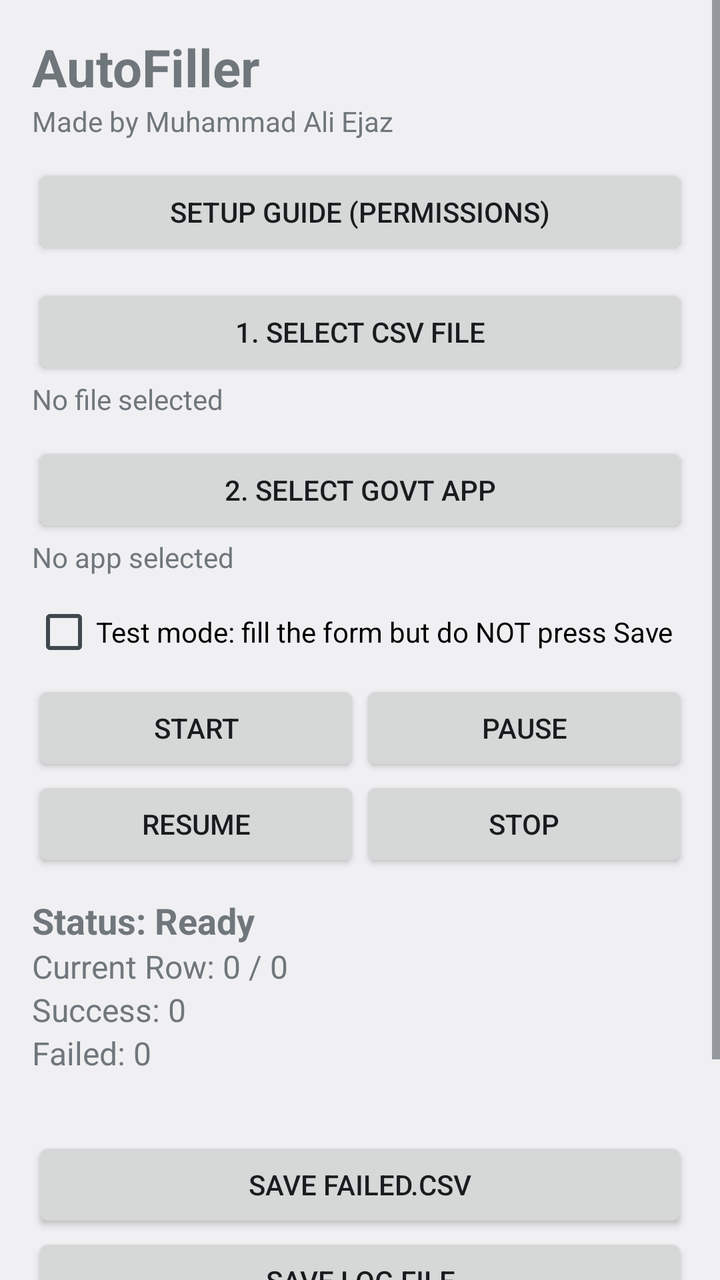
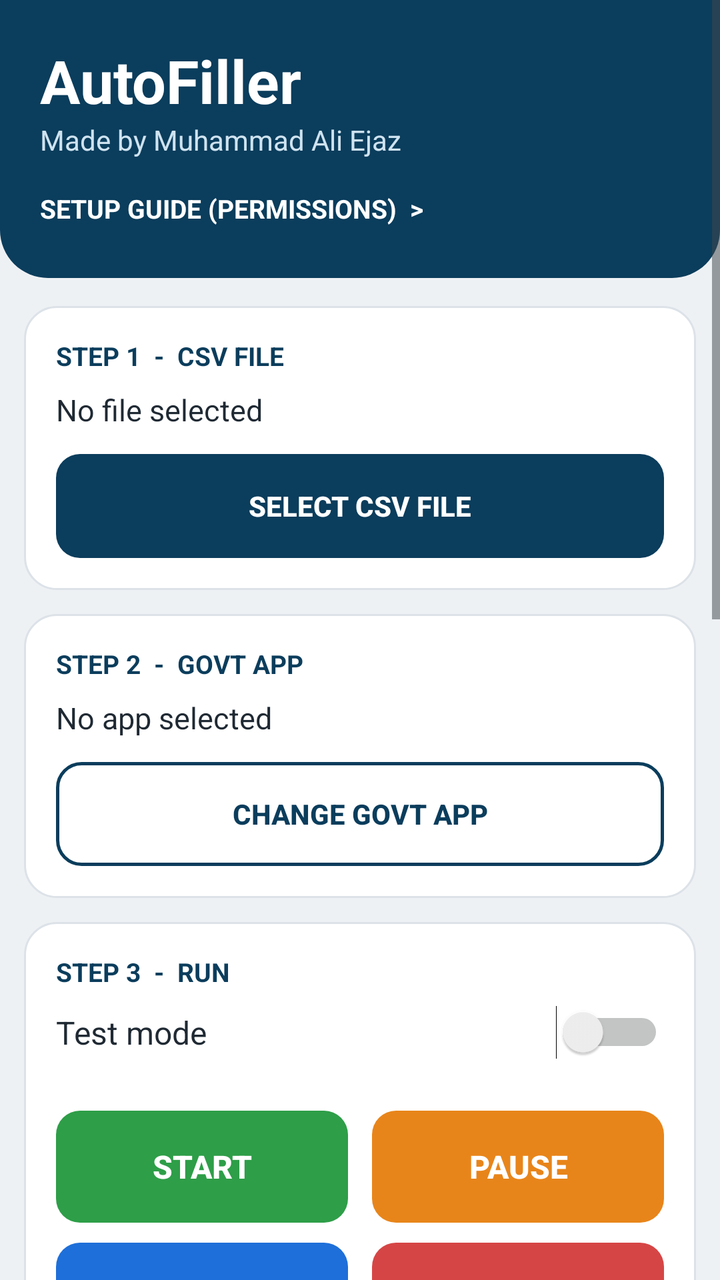

Screens rendered from an Android XML layout before and after an edit, with the pre-edit source and the edit as a unified diff.
<!-- AndroidManifest.xml: application theme android:Theme.DeviceDefault.Light -->
<!-- res/layout/activity_main.xml -->
<?xml version="1.0" encoding="utf-8"?>
<ScrollView xmlns:android="http://schemas.android.com/apk/res/android"
    android:layout_width="match_parent"
    android:layout_height="match_parent"
    android:fillViewport="true">

    <LinearLayout
        android:layout_width="match_parent"
        android:layout_height="wrap_content"
        android:orientation="vertical"
        android:padding="16dp">

        <TextView
            android:layout_width="wrap_content"
            android:layout_height="wrap_content"
            android:text="AutoFiller"
            android:textSize="26sp"
            android:textStyle="bold" />

        <TextView
            android:layout_width="wrap_content"
            android:layout_height="wrap_content"
            android:text="@string/maker_line"
            android:textSize="14sp" />

        <Button
            android:id="@+id/btnSetup"
            android:layout_width="match_parent"
            android:layout_height="wrap_content"
            android:layout_marginTop="12dp"
            android:text="Setup guide (permissions)" />

        <Button
            android:id="@+id/btnCsv"
            android:layout_width="match_parent"
            android:layout_height="wrap_content"
            android:layout_marginTop="12dp"
            android:text="1. Select CSV file" />

        <TextView
            android:id="@+id/tvCsv"
            android:layout_width="match_parent"
            android:layout_height="wrap_content"
            android:text="No file selected"
            android:textSize="14sp" />

        <Button
            android:id="@+id/btnGovt"
            android:layout_width="match_parent"
            android:layout_height="wrap_content"
            android:layout_marginTop="12dp"
            android:text="2. Select Govt app" />

        <TextView
            android:id="@+id/tvGovt"
            android:layout_width="match_parent"
            android:layout_height="wrap_content"
            android:text="No app selected"
            android:textSize="14sp" />

        <CheckBox
            android:id="@+id/cbDry"
            android:layout_width="match_parent"
            android:layout_height="wrap_content"
            android:layout_marginTop="12dp"
            android:text="Test mode: fill the form but do NOT press Save" />

        <LinearLayout
            android:layout_width="match_parent"
            android:layout_height="wrap_content"
            android:layout_marginTop="8dp"
            android:orientation="horizontal">

            <Button
                android:id="@+id/btnStart"
                android:layout_width="0dp"
                android:layout_height="wrap_content"
                android:layout_weight="1"
                android:text="START" />

            <Button
                android:id="@+id/btnPause"
                android:layout_width="0dp"
                android:layout_height="wrap_content"
                android:layout_weight="1"
                android:text="PAUSE" />
        </LinearLayout>

        <LinearLayout
            android:layout_width="match_parent"
            android:layout_height="wrap_content"
            android:orientation="horizontal">

            <Button
                android:id="@+id/btnResume"
                android:layout_width="0dp"
                android:layout_height="wrap_content"
                android:layout_weight="1"
                android:text="RESUME" />

            <Button
                android:id="@+id/btnStop"
                android:layout_width="0dp"
                android:layout_height="wrap_content"
                android:layout_weight="1"
                android:text="STOP" />
        </LinearLayout>

        <TextView
            android:id="@+id/tvStatus"
            android:layout_width="match_parent"
            android:layout_height="wrap_content"
            android:layout_marginTop="12dp"
            android:text="Status: Ready"
            android:textSize="18sp"
            android:textStyle="bold" />

        <TextView
            android:id="@+id/tvCurrent"
            android:layout_width="match_parent"
            android:layout_height="wrap_content"
            android:text="Current Row: 0 / 0"
            android:textSize="16sp" />

        <TextView
            android:id="@+id/tvSuccess"
            android:layout_width="match_parent"
            android:layout_height="wrap_content"
            android:text="Success: 0"
            android:textSize="16sp" />

        <TextView
            android:id="@+id/tvFailed"
            android:layout_width="match_parent"
            android:layout_height="wrap_content"
            android:text="Failed: 0"
            android:textSize="16sp" />

        <TextView
            android:id="@+id/tvMessage"
            android:layout_width="match_parent"
            android:layout_height="wrap_content"
            android:textSize="14sp" />

        <Button
            android:id="@+id/btnSaveFailed"
            android:layout_width="match_parent"
            android:layout_height="wrap_content"
            android:layout_marginTop="12dp"
            android:text="Save failed.csv" />

        <Button
            android:id="@+id/btnSaveLog"
            android:layout_width="match_parent"
            android:layout_height="wrap_content"
            android:text="Save log file" />

        <Button
            android:id="@+id/btnDump"
            android:layout_width="match_parent"
            android:layout_height="wrap_content"
            android:text="Test: read the screen in 5 seconds" />

        <TextView
            android:layout_width="match_parent"
            android:layout_height="wrap_content"
            android:layout_marginTop="12dp"
            android:text="Tip: set Settings > Display > Screen timeout to the longest time before you start a big run."
            android:textSize="13sp" />
    </LinearLayout>
</ScrollView>
<!-- resources referenced by this layout -->
<resources>
  <!-- unchanged entries left out for length: 1 -->
</resources>

<!-- the commit's change to res/layout/activity_main.xml (unified diff, before → after) -->
@@ -2,170 +2,431 @@
 <ScrollView xmlns:android="http://schemas.android.com/apk/res/android"
     android:layout_width="match_parent"
     android:layout_height="match_parent"
+    android:background="@color/grey_bg"
     android:fillViewport="true">
 
     <LinearLayout
         android:layout_width="match_parent"
         android:layout_height="wrap_content"
         android:orientation="vertical"
-        android:padding="16dp">
+        android:paddingBottom="24dp">
+
+        
+        <LinearLayout
+            android:layout_width="match_parent"
+            android:layout_height="wrap_content"
+            android:background="@drawable/bg_header"
+            android:orientation="vertical"
+            android:padding="20dp">
+
+            <TextView
+                android:layout_width="wrap_content"
+                android:layout_height="wrap_content"
+                android:text="AutoFiller"
+                android:textColor="#FFFFFF"
+                android:textSize="30sp"
+                android:textStyle="bold" />
+
+            <TextView
+                android:layout_width="wrap_content"
+                android:layout_height="wrap_content"
+                android:text="@string/maker_line"
+                android:textColor="#CFE3F0"
+                android:textSize="14sp" />
+
+            <TextView
+                android:id="@+id/btnSetup"
+                android:layout_width="wrap_content"
+                android:layout_height="wrap_content"
+                android:layout_marginTop="10dp"
+                android:clickable="true"
+                android:paddingTop="6dp"
+                android:paddingBottom="6dp"
+                android:text="SETUP GUIDE (PERMISSIONS)  >"
+                android:textColor="#FFFFFF"
+                android:textSize="13sp"
+                android:textStyle="bold" />
+        </LinearLayout>
+
+        
+        <LinearLayout
+            android:layout_width="match_parent"
+            android:layout_height="wrap_content"
+            android:layout_marginLeft="12dp"
+            android:layout_marginTop="14dp"
+            android:layout_marginRight="12dp"
+            android:background="@drawable/bg_card"
+            android:orientation="vertical"
+            android:padding="16dp">
+
+            <TextView
+                android:layout_width="wrap_content"
+                android:layout_height="wrap_content"
+                android:text="STEP 1  -  CSV FILE"
+                android:textColor="@color/primary"
+                android:textSize="13sp"
+                android:textStyle="bold" />
+
+            <TextView
+                android:id="@+id/tvCsv"
+                android:layout_width="match_parent"
+                android:layout_height="wrap_content"
+                android:layout_marginTop="8dp"
+                android:text="No file selected"
+                android:textColor="@color/text_dark"
+                android:textSize="15sp" />
+
+            <Button
+                android:id="@+id/btnCsv"
+                android:layout_width="match_parent"
+                android:layout_height="52dp"
+                android:layout_marginTop="12dp"
+                android:background="@drawable/btn_primary"
+                android:stateListAnimator="@null"
+                android:text="Select CSV file"
+                android:textColor="#FFFFFF"
+                android:textStyle="bold" />
+        </LinearLayout>
+
+        
+        <LinearLayout
+            android:layout_width="match_parent"
+            android:layout_height="wrap_content"
+            android:layout_marginLeft="12dp"
+            android:layout_marginTop="12dp"
+            android:layout_marginRight="12dp"
+            android:background="@drawable/bg_card"
+            android:orientation="vertical"
+            android:padding="16dp">
+
+            <TextView
+                android:layout_width="wrap_content"
+                android:layout_height="wrap_content"
+                android:text="STEP 2  -  GOVT APP"
+                android:textColor="@color/primary"
+                android:textSize="13sp"
+                android:textStyle="bold" />
+
+            <TextView
+                android:id="@+id/tvGovt"
+                android:layout_width="match_parent"
+                android:layout_height="wrap_content"
+                android:layout_marginTop="8dp"
+                android:text="No app selected"
+                android:textColor="@color/text_dark"
+                android:textSize="15sp" />
+
+            <Button
+                android:id="@+id/btnGovt"
+                android:layout_width="match_parent"
+                android:layout_height="52dp"
+                android:layout_marginTop="12dp"
+                android:background="@drawable/btn_outline"
+                android:stateListAnimator="@null"
+                android:text="Change Govt app"
+                android:textColor="@color/primary"
+                android:textStyle="bold" />
+        </LinearLayout>
+
+        
+        <LinearLayout
+            android:layout_width="match_parent"
+            android:layout_height="wrap_content"
+            android:layout_marginLeft="12dp"
+            android:layout_marginTop="12dp"
+            android:layout_marginRight="12dp"
+            android:background="@drawable/bg_card"
+            android:orientation="vertical"
+            android:padding="16dp">
+
+            <TextView
+                android:layout_width="wrap_content"
+                android:layout_height="wrap_content"
+                android:text="STEP 3  -  RUN"
+                android:textColor="@color/primary"
+                android:textSize="13sp"
+                android:textStyle="bold" />
+
+            <Switch
+                android:id="@+id/cbDry"
+                android:layout_width="match_parent"
+                android:layout_height="wrap_content"
+                android:layout_marginTop="8dp"
+                android:text="Test mode"
+                android:textColor="@color/text_dark"
+                android:textSize="16sp" />
+
+            <TextView
+                android:id="@+id/tvModeNote"
+                android:layout_width="match_parent"
+                android:layout_height="wrap_content"
+                android:layout_marginBottom="8dp"
+                android:text=""
+                android:textSize="13sp" />
+
+            <LinearLayout
+                android:layout_width="match_parent"
+                android:layout_height="wrap_content"
+                android:orientation="horizontal">
+
+                <Button
+                    android:id="@+id/btnStart"
+                    android:layout_width="0dp"
+                    android:layout_height="56dp"
+                    android:layout_marginRight="6dp"
+                    android:layout_weight="1"
+                    android:background="@drawable/btn_green"
+                    android:stateListAnimator="@null"
+                    android:text="START"
+                    android:textColor="#FFFFFF"
+                    android:textSize="16sp"
+                    android:textStyle="bold" />
+
+                <Button
+                    android:id="@+id/btnPause"
+                    android:layout_width="0dp"
+                    android:layout_height="56dp"
+                    android:layout_marginLeft="6dp"
+                    android:layout_weight="1"
+                    android:background="@drawable/btn_orange"
+                    android:stateListAnimator="@null"
+                    android:text="PAUSE"
+                    android:textColor="#FFFFFF"
+                    android:textSize="16sp"
+                    android:textStyle="bold" />
+            </LinearLayout>
+
+            <LinearLayout
+                android:layout_width="match_parent"
+                android:layout_height="wrap_content"
+                android:layout_marginTop="10dp"
+                android:orientation="horizontal">
+
+                <Button
+                    android:id="@+id/btnResume"
+                    android:layout_width="0dp"
+                    android:layout_height="56dp"
+                    android:layout_marginRight="6dp"
+                    android:layout_weight="1"
+                    android:background="@drawable/btn_blue"
+                    android:stateListAnimator="@null"
+                    android:text="RESUME"
+                    android:textColor="#FFFFFF"
+                    android:textSize="16sp"
+                    android:textStyle="bold" />
+
+                <Button
+                    android:id="@+id/btnStop"
+                    android:layout_width="0dp"
+                    android:layout_height="56dp"
+                    android:layout_marginLeft="6dp"
+                    android:layout_weight="1"
+                    android:background="@drawable/btn_red"
+                    android:stateListAnimator="@null"
+                    android:text="STOP"
+                    android:textColor="#FFFFFF"
+                    android:textSize="16sp"
+                    android:textStyle="bold" />
+            </LinearLayout>
+        </LinearLayout>
+
+        
+        <LinearLayout
+            android:layout_width="match_parent"
+            android:layout_height="wrap_content"
+            android:layout_marginLeft="12dp"
+            android:layout_marginTop="12dp"
+            android:layout_marginRight="12dp"
+            android:background="@drawable/bg_card"
+            android:orientation="vertical"
+            android:padding="16dp">
+
+            <TextView
+                android:layout_width="wrap_content"
+                android:layout_height="wrap_content"
+                android:text="PROGRESS"
+                android:textColor="@color/primary"
+                android:textSize="13sp"
+                android:textStyle="bold" />
+
+            <TextView
+                android:id="@+id/tvStatus"
+                android:layout_width="wrap_content"
+                android:layout_height="wrap_content"
+                android:layout_marginTop="10dp"
+                android:background="@drawable/bg_chip"
+                android:paddingLeft="16dp"
+                android:paddingTop="6dp"
+                android:paddingRight="16dp"
+                android:paddingBottom="6dp"
+                android:text="Ready"
+                android:textColor="#FFFFFF"
+                android:textSize="16sp"
+                android:textStyle="bold" />
+
+            <ProgressBar
+                android:id="@+id/progressBar"
+                style="?android:attr/progressBarStyleHorizontal"
+                android:layout_width="match_parent"
+                android:layout_height="12dp"
+                android:layout_marginTop="14dp"
+                android:max="100"
+                android:progress="0"
+                android:progressTint="@color/green" />
+
+            <TextView
+                android:id="@+id/tvCurrent"
+                android:layout_width="match_parent"
+                android:layout_height="wrap_content"
+                android:layout_marginTop="6dp"
+                android:text="Row 0 of 0"
+                android:textColor="@color/text_dark"
+                android:textSize="16sp"
+                android:textStyle="bold" />
+
+            <LinearLayout
+                android:layout_width="match_parent"
+                android:layout_height="wrap_content"
+                android:layout_marginTop="12dp"
+                android:orientation="horizontal">
+
+                <LinearLayout
+                    android:layout_width="0dp"
+                    android:layout_height="wrap_content"
+                    android:layout_marginRight="6dp"
+                    android:layout_weight="1"
+                    android:background="@drawable/bg_stat_green"
+                    android:gravity="center"
+                    android:orientation="vertical"
+                    android:padding="12dp">
+
+                    <TextView
+                        android:id="@+id/tvSuccess"
+                        android:layout_width="wrap_content"
+                        android:layout_height="wrap_content"
+                        android:text="0"
+                        android:textColor="@color/green"
+                        android:textSize="32sp"
+                        android:textStyle="bold" />
+
+                    <TextView
+                        android:layout_width="wrap_content"
+                        android:layout_height="wrap_content"
+                        android:text="Success"
+                        android:textColor="@color/text_soft"
+                        android:textSize="13sp" />
+                </LinearLayout>
+
+                <LinearLayout
+                    android:layout_width="0dp"
+                    android:layout_height="wrap_content"
+                    android:layout_marginLeft="6dp"
+                    android:layout_weight="1"
+                    android:background="@drawable/bg_stat_red"
+                    android:gravity="center"
+                    android:orientation="vertical"
+                    android:padding="12dp">
+
+                    <TextView
+                        android:id="@+id/tvFailed"
+                        android:layout_width="wrap_content"
+                        android:layout_height="wrap_content"
+                        android:text="0"
+                        android:textColor="@color/red"
+                        android:textSize="32sp"
+                        android:textStyle="bold" />
+
+                    <TextView
+                        android:layout_width="wrap_content"
+                        android:layout_height="wrap_content"
+                        android:text="Failed"
+                        android:textColor="@color/text_soft"
+                        android:textSize="13sp" />
+                </LinearLayout>
+            </LinearLayout>
+
+            <TextView
+                android:id="@+id/tvMessage"
+                android:layout_width="match_parent"
+                android:layout_height="wrap_content"
+                android:layout_marginTop="10dp"
+                android:text=""
+                android:textColor="@color/text_soft"
+                android:textSize="13sp" />
+        </LinearLayout>
+
+        
+        <LinearLayout
+            android:layout_width="match_parent"
+            android:layout_height="wrap_content"
+            android:layout_marginLeft="12dp"
+            android:layout_marginTop="12dp"
+            android:layout_marginRight="12dp"
+            android:background="@drawable/bg_card"
+            android:orientation="vertical"
+            android:padding="16dp">
+
+            <TextView
+                android:layout_width="wrap_content"
+                android:layout_height="wrap_content"
+                android:text="RESULTS"
+                android:textColor="@color/primary"
+                android:textSize="13sp"
+                android:textStyle="bold" />
+
+            <Button
+                android:id="@+id/btnSaveReport"
+                android:layout_width="match_parent"
+                android:layout_height="48dp"
+                android:layout_marginTop="10dp"
+                android:background="@drawable/btn_outline"
+                android:stateListAnimator="@null"
+                android:text="Save full report (report.csv)"
+                android:textColor="@color/primary"
+                android:textStyle="bold" />
+
+            <Button
+                android:id="@+id/btnSaveFailed"
+                android:layout_width="match_parent"
+                android:layout_height="48dp"
+                android:layout_marginTop="8dp"
+                android:background="@drawable/btn_outline"
+                android:stateListAnimator="@null"
+                android:text="Save failed rows (failed.csv)"
+                android:textColor="@color/primary"
+                android:textStyle="bold" />
+
+            <Button
+                android:id="@+id/btnSaveLog"
+                android:layout_width="match_parent"
+                android:layout_height="48dp"
+                android:layout_marginTop="8dp"
+                android:background="@drawable/btn_outline"
+                android:stateListAnimator="@null"
+                android:text="Save log file"
+                android:textColor="@color/primary"
+                android:textStyle="bold" />
+
+            <Button
+                android:id="@+id/btnDump"
+                android:layout_width="match_parent"
+                android:layout_height="40dp"
+                android:layout_marginTop="8dp"
+                android:background="@android:color/transparent"
+                android:stateListAnimator="@null"
+                android:text="Advanced: read the screen in 15 seconds"
+                android:textColor="@color/text_soft"
+                android:textSize="12sp" />
+        </LinearLayout>
 
         <TextView
-            android:layout_width="wrap_content"
-            android:layout_height="wrap_content"
-            android:text="AutoFiller"
-            android:textSize="26sp"
-            android:textStyle="bold" />
-
-        <TextView
-            android:layout_width="wrap_content"
-            android:layout_height="wrap_content"
-            android:text="@string/maker_line"
-            android:textSize="14sp" />
-
-        <Button
-            android:id="@+id/btnSetup"
-            android:layout_width="match_parent"
-            android:layout_height="wrap_content"
+            android:layout_width="match_parent"
+            android:layout_height="wrap_content"
+            android:layout_marginLeft="16dp"
             android:layout_marginTop="12dp"
-            android:text="Setup guide (permissions)" />
-
-        <Button
-            android:id="@+id/btnCsv"
-            android:layout_width="match_parent"
-            android:layout_height="wrap_content"
-            android:layout_marginTop="12dp"
-            android:text="1. Select CSV file" />
-
-        <TextView
-            android:id="@+id/tvCsv"
-            android:layout_width="match_parent"
-            android:layout_height="wrap_content"
-            android:text="No file selected"
-            android:textSize="14sp" />
-
-        <Button
-            android:id="@+id/btnGovt"
-            android:layout_width="match_parent"
-            android:layout_height="wrap_content"
-            android:layout_marginTop="12dp"
-            android:text="2. Select Govt app" />
-
-        <TextView
-            android:id="@+id/tvGovt"
-            android:layout_width="match_parent"
-            android:layout_height="wrap_content"
-            android:text="No app selected"
-            android:textSize="14sp" />
-
-        <CheckBox
-            android:id="@+id/cbDry"
-            android:layout_width="match_parent"
-            android:layout_height="wrap_content"
-            android:layout_marginTop="12dp"
-            android:text="Test mode: fill the form but do NOT press Save" />
-
-        <LinearLayout
-            android:layout_width="match_parent"
-            android:layout_height="wrap_content"
-            android:layout_marginTop="8dp"
-            android:orientation="horizontal">
-
-            <Button
-                android:id="@+id/btnStart"
-                android:layout_width="0dp"
-                android:layout_height="wrap_content"
-                android:layout_weight="1"
-                android:text="START" />
-
-            <Button
-                android:id="@+id/btnPause"
-                android:layout_width="0dp"
-                android:layout_height="wrap_content"
-                android:layout_weight="1"
-                android:text="PAUSE" />
-        </LinearLayout>
-
-        <LinearLayout
-            android:layout_width="match_parent"
-            android:layout_height="wrap_content"
-            android:orientation="horizontal">
-
-            <Button
-                android:id="@+id/btnResume"
-                android:layout_width="0dp"
-                android:layout_height="wrap_content"
-                android:layout_weight="1"
-                android:text="RESUME" />
-
-            <Button
-                android:id="@+id/btnStop"
-                android:layout_width="0dp"
-                android:layout_height="wrap_content"
-                android:layout_weight="1"
-                android:text="STOP" />
-        </LinearLayout>
-
-        <TextView
-            android:id="@+id/tvStatus"
-            android:layout_width="match_parent"
-            android:layout_height="wrap_content"
-            android:layout_marginTop="12dp"
-            android:text="Status: Ready"
-            android:textSize="18sp"
-            android:textStyle="bold" />
-
-        <TextView
-            android:id="@+id/tvCurrent"
-            android:layout_width="match_parent"
-            android:layout_height="wrap_content"
-            android:text="Current Row: 0 / 0"
-            android:textSize="16sp" />
-
-        <TextView
-            android:id="@+id/tvSuccess"
-            android:layout_width="match_parent"
-            android:layout_height="wrap_content"
-            android:text="Success: 0"
-            android:textSize="16sp" />
-
-        <TextView
-            android:id="@+id/tvFailed"
-            android:layout_width="match_parent"
-            android:layout_height="wrap_content"
-            android:text="Failed: 0"
-            android:textSize="16sp" />
-
-        <TextView
-            android:id="@+id/tvMessage"
-            android:layout_width="match_parent"
-            android:layout_height="wrap_content"
-            android:textSize="14sp" />
-
-        <Button
-            android:id="@+id/btnSaveFailed"
-            android:layout_width="match_parent"
-            android:layout_height="wrap_content"
-            android:layout_marginTop="12dp"
-            android:text="Save failed.csv" />
-
-        <Button
-            android:id="@+id/btnSaveLog"
-            android:layout_width="match_parent"
-            android:layout_height="wrap_content"
-            android:text="Save log file" />
-
-        <Button
-            android:id="@+id/btnDump"
-            android:layout_width="match_parent"
-            android:layout_height="wrap_content"
-            android:text="Test: read the screen in 5 seconds" />
-
-        <TextView
-            android:layout_width="match_parent"
-            android:layout_height="wrap_content"
-            android:layout_marginTop="12dp"
-            android:text="Tip: set Settings > Display > Screen timeout to the longest time before you start a big run."
-            android:textSize="13sp" />
+            android:layout_marginRight="16dp"
+            android:text="Tip: set Settings > Display > Screen timeout to the longest time before a big run, and keep the phone charging."
+            android:textColor="@color/text_soft"
+            android:textSize="12sp" />
     </LinearLayout>
 </ScrollView>
<!-- resource entries referenced after the edit -->
@@ -1,5 +1,118 @@
 <!-- resources referenced by this layout -->
 <resources>
+  <color name="green">#2E9E48</color>
+  <color name="grey_bg">#EEF1F4</color>
+  <color name="primary">#0B3D5C</color>
+  <color name="red">#D64545</color>
+  <color name="text_dark">#1F2933</color>
+  <color name="text_soft">#66727F</color>
+  <!-- drawable bg_card (drawable) -->
+  <?xml version="1.0" encoding="utf-8"?>
+  <shape xmlns:android="http://schemas.android.com/apk/res/android"
+      android:shape="rectangle">
+      <solid android:color="#FFFFFF" />
+      <stroke android:width="1dp" android:color="#DCE2E8" />
+      <corners android:radius="16dp" />
+  </shape>
+  <!-- drawable bg_chip (drawable) -->
+  <?xml version="1.0" encoding="utf-8"?>
+  <shape xmlns:android="http://schemas.android.com/apk/res/android"
+      android:shape="rectangle">
+      <solid android:color="#888888" />
+      <corners android:radius="24dp" />
+  </shape>
+  <!-- drawable bg_header (drawable) -->
+  <?xml version="1.0" encoding="utf-8"?>
+  <shape xmlns:android="http://schemas.android.com/apk/res/android"
+      android:shape="rectangle">
+      <solid android:color="@color/primary" />
+      <corners
+          android:bottomLeftRadius="24dp"
+          android:bottomRightRadius="24dp" />
+  </shape>
+  <!-- drawable bg_stat_green (drawable) -->
+  <?xml version="1.0" encoding="utf-8"?>
+  <shape xmlns:android="http://schemas.android.com/apk/res/android"
+      android:shape="rectangle">
+      <solid android:color="#E5F4E9" />
+      <corners android:radius="14dp" />
+  </shape>
+  <!-- drawable bg_stat_red (drawable) -->
+  <?xml version="1.0" encoding="utf-8"?>
+  <shape xmlns:android="http://schemas.android.com/apk/res/android"
+      android:shape="rectangle">
+      <solid android:color="#FBE9E9" />
+      <corners android:radius="14dp" />
+  </shape>
+  <!-- drawable btn_blue (drawable) -->
+  <?xml version="1.0" encoding="utf-8"?>
+  <ripple xmlns:android="http://schemas.android.com/apk/res/android"
+      android:color="#44FFFFFF">
+      <item>
+          <shape android:shape="rectangle">
+              <solid android:color="@color/blue" />
+              <corners android:radius="12dp" />
+          </shape>
+      </item>
+  </ripple>
+  <!-- drawable btn_green (drawable) -->
+  <?xml version="1.0" encoding="utf-8"?>
+  <ripple xmlns:android="http://schemas.android.com/apk/res/android"
+      android:color="#44FFFFFF">
+      <item>
+          <shape android:shape="rectangle">
+              <solid android:color="@color/green" />
+              <corners android:radius="12dp" />
+          </shape>
+      </item>
+  </ripple>
+  <!-- drawable btn_orange (drawable) -->
+  <?xml version="1.0" encoding="utf-8"?>
+  <ripple xmlns:android="http://schemas.android.com/apk/res/android"
+      android:color="#44FFFFFF">
+      <item>
+          <shape android:shape="rectangle">
+              <solid android:color="@color/orange" />
+              <corners android:radius="12dp" />
+          </shape>
+      </item>
+  </ripple>
+  <!-- drawable btn_outline (drawable) -->
+  <?xml version="1.0" encoding="utf-8"?>
+  <ripple xmlns:android="http://schemas.android.com/apk/res/android"
+      android:color="#220B3D5C">
+      <item>
+          <shape android:shape="rectangle">
+              <solid android:color="#FFFFFF" />
+              <stroke android:width="1.5dp" android:color="@color/primary" />
+              <corners android:radius="12dp" />
+          </shape>
+      </item>
+  </ripple>
+  <!-- drawable btn_primary (drawable) -->
+  <?xml version="1.0" encoding="utf-8"?>
+  <ripple xmlns:android="http://schemas.android.com/apk/res/android"
+      android:color="#44FFFFFF">
+      <item>
+          <shape android:shape="rectangle">
+              <solid android:color="@color/primary" />
+              <corners android:radius="12dp" />
+          </shape>
+      </item>
+  </ripple>
+  <!-- drawable btn_red (drawable) -->
+  <?xml version="1.0" encoding="utf-8"?>
+  <ripple xmlns:android="http://schemas.android.com/apk/res/android"
+      android:color="#44FFFFFF">
+      <item>
+          <shape android:shape="rectangle">
+              <solid android:color="@color/red" />
+              <corners android:radius="12dp" />
+          </shape>
+      </item>
+  </ripple>
+  <color name="blue">#1E6FD9</color>
+  <color name="orange">#E8851A</color>
   <!-- unchanged entries left out for length: 1 -->
 </resources>
 
